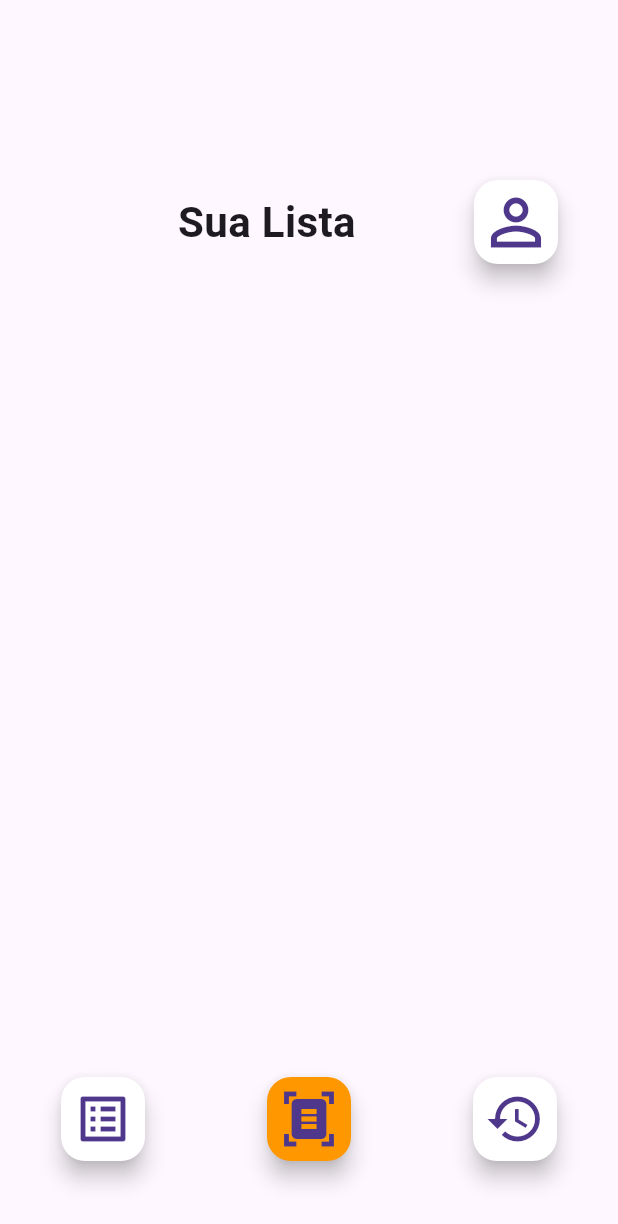
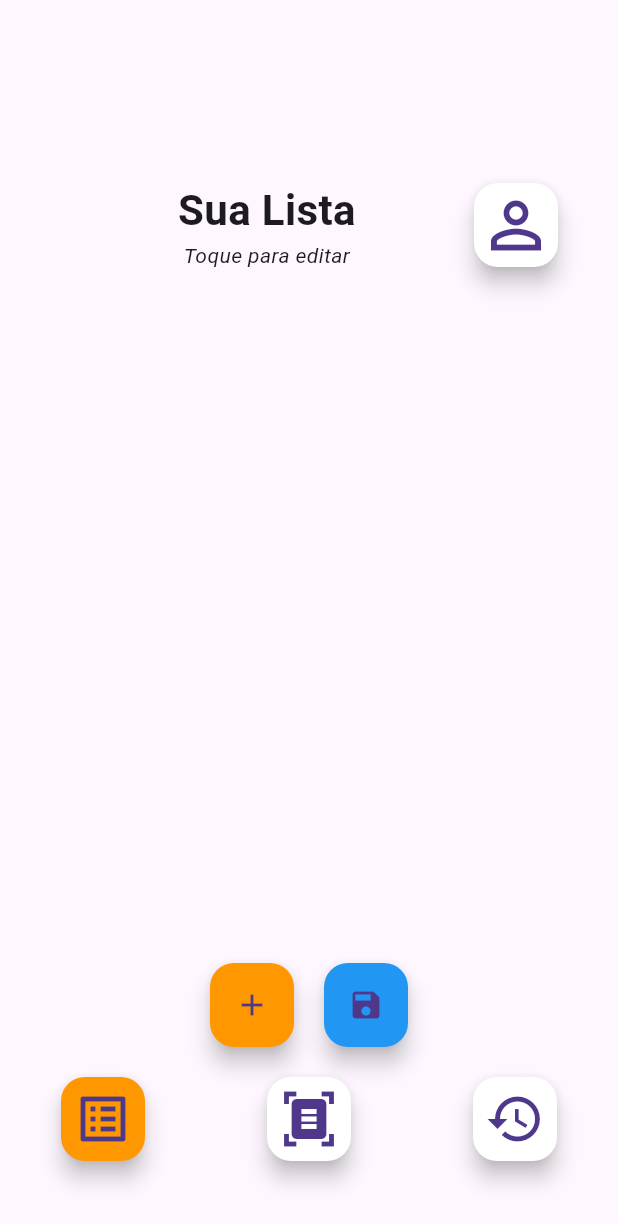
Before and after one commit to RenatoWlk/ProjetoIntegradorVI, a Flutter app: the ListScreen screen opened by its route, on a phone screen of 412 x 824 dp. Shown: the top 1224 px of the screen. Run offline on Flutter 3.47's test engine with Material 3 defaults, Android fonts, the phone set to English and light mode, and no system bars; our stand-ins replace camera; missing offline and left inert: flutter_bcrypt, google_mlkit_text_recognition, mongo_dart; Roboto replaces fonts that are missing (Space Grotesk).

Commit message:
Tela de Lista: Edição e Criação de Itens, Pequenas Melhorias no Geral

```diff
--- a/lib/models/invoice_item.dart
+++ b/lib/models/invoice_item.dart
@@ -1,7 +1,7 @@
 class InvoiceItem {
-  final String itemName;
-  final double itemPrice;
-  final int itemQuantity;
+  String itemName;
+  double itemPrice;
+  int itemQuantity;
 
   InvoiceItem(
       {required this.itemName,
--- a/lib/providers/invoice_provider.dart
+++ /dev/null
@@ -1,18 +0,0 @@
-import 'package:flutter/material.dart';
-import 'package:projeto_integrador_6/models/invoice_item.dart';
-
-class InvoiceProvider with ChangeNotifier {
-  final List<InvoiceItem> _invoiceItems = [];
-
-  List<InvoiceItem> get invoiceItems => _invoiceItems;
-
-  void addInvoiceItems(List<InvoiceItem> items) {
-    _invoiceItems.addAll(items);
-    notifyListeners();
-  }
-
-  void clearItems() {
-    _invoiceItems.clear();
-    notifyListeners();
-  }
-}
--- a/lib/screens/history_screen.dart
+++ b/lib/screens/history_screen.dart
@@ -118,6 +118,7 @@ class HistoryScreen extends StatelessWidget {
         Navigator.of(context).pushReplacementNamed('/home');
       },
       onHistoryPressed: () {},
+      historyButtonColor: Colors.orange,
     );
   }
 
--- a/lib/screens/list_screen.dart
+++ b/lib/screens/list_screen.dart
@@ -1,9 +1,9 @@
 import 'package:flutter/material.dart';
-
 import 'package:projeto_integrador_6/widgets/custom_drawer_button.dart';
 import 'package:projeto_integrador_6/widgets/custom_drawer.dart';
 import 'package:projeto_integrador_6/widgets/custom_action_buttons.dart';
-import 'package:projeto_integrador_6/providers/invoice_provider.dart';
+import 'package:projeto_integrador_6/providers/invoice_items_provider.dart';
+import 'package:projeto_integrador_6/utils/form_dialogs.dart';
 import 'package:provider/provider.dart';
 
 class ListScreen extends StatelessWidget {
@@ -11,7 +11,8 @@ class ListScreen extends StatelessWidget {
 
   @override
   Widget build(BuildContext context) {
-    final invoiceProvider = Provider.of<InvoiceProvider>(context);
+    final invoiceItemsProvider = Provider.of<InvoiceItemsProvider>(context);
+    final formDialogs = FormDialogs();
 
     return Scaffold(
       endDrawer: _buildDrawer(context),
@@ -26,14 +27,20 @@ class ListScreen extends StatelessWidget {
                   const SizedBox(height: 100),
                   _buildHeader(),
                   const SizedBox(height: 30),
-                  _buildProductList(context, invoiceProvider),
+                  _buildProductList(context, invoiceItemsProvider, formDialogs),
                 ],
               ),
             ),
           ),
           Padding(
             padding: const EdgeInsets.only(bottom: 50.0),
-            child: _buildActionButtons(context),
+            child: Column(
+              children: [
+                _buildListActionButtons(context, formDialogs),
+                const SizedBox(height: 20),
+                _buildActionButtons(context),
+              ],
+            ),
           ),
         ],
       ),
@@ -46,7 +53,9 @@ class ListScreen extends StatelessWidget {
       children: <Widget>[
         SizedBox(width: 20),
         Expanded(
-          child: Text(
+          child: Column(
+            children: [
+              Text(
                 'Sua Lista',
                 textAlign: TextAlign.center,
                 style: TextStyle(
@@ -55,6 +64,16 @@ class ListScreen extends StatelessWidget {
                   fontWeight: FontWeight.w700,
                 ),
               ),
+              Text(
+                'Toque para editar',
+                textAlign: TextAlign.center,
+                style: TextStyle(
+                    fontFamily: "Space Grotesk",
+                    fontSize: 14,
+                    fontStyle: FontStyle.italic),
+              )
+            ],
+          ),
         ),
         CustomDrawerButton(),
         SizedBox(width: 20),
@@ -62,9 +81,9 @@ class ListScreen extends StatelessWidget {
     );
   }
 
-  Widget _buildProductList(
-      BuildContext context, InvoiceProvider invoiceProvider) {
-    final products = invoiceProvider.invoiceItems;
+  Widget _buildProductList(BuildContext context,
+      InvoiceItemsProvider invoiceItemsProvider, FormDialogs formDialogs) {
+    final products = invoiceItemsProvider.invoiceItems;
 
     return ListView.builder(
       shrinkWrap: true,
@@ -73,14 +92,25 @@ class ListScreen extends StatelessWidget {
       itemBuilder: (context, index) {
         final product = products[index];
         return _buildProductItem(
+            context,
             product.itemName,
             product.itemQuantity.toString(),
-            product.itemPrice.toStringAsFixed(2));
+            product.itemPrice.toStringAsFixed(2),
+            index,
+            invoiceItemsProvider,
+            formDialogs);
       },
     );
   }
 
-  Widget _buildProductItem(String name, String quantity, String price) {
+  Widget _buildProductItem(
+      BuildContext context,
+      String name,
+      String quantity,
+      String price,
+      int index,
+      InvoiceItemsProvider invoiceItemsProvider,
+      FormDialogs formDialogs) {
     return Padding(
       padding: const EdgeInsets.symmetric(vertical: 5.0),
       child: Container(
@@ -92,7 +122,15 @@ class ListScreen extends StatelessWidget {
         child: Row(
           mainAxisAlignment: MainAxisAlignment.spaceBetween,
           children: [
+            // Edit name
             Expanded(
+              child: InkWell(
+                onTap: () {
+                  formDialogs.editItemField(context, 'Editar Nome', name,
+                      (newValue) {
+                    invoiceItemsProvider.updateInvoiceItemName(index, newValue);
+                  });
+                },
                 child: Text(
                   name,
                   style: const TextStyle(
@@ -101,26 +139,48 @@ class ListScreen extends StatelessWidget {
                   ),
                 ),
               ),
+            ),
             Row(
               children: [
-                Text(
+                // Edit quantity
+                InkWell(
+                  onTap: () {
+                    formDialogs.editItemField(
+                        context, 'Editar Quantidade', quantity, (newValue) {
+                      invoiceItemsProvider.updateInvoiceItemQuantity(
+                          index, int.parse(newValue));
+                    });
+                  },
+                  child: Text(
                     quantity.isNotEmpty ? quantity : '',
                     style: const TextStyle(
                       fontSize: 18,
                     ),
                   ),
+                ),
                 const SizedBox(width: 10),
-                Text(
+                // Edit price
+                InkWell(
+                  onTap: () {
+                    formDialogs.editItemField(context, 'Editar Preço', price,
+                        (newValue) {
+                      invoiceItemsProvider.updateInvoiceItemPrice(
+                          index, double.parse(newValue));
+                    });
+                  },
+                  child: Text(
                     price.isNotEmpty ? price : '',
                     style: const TextStyle(
                       fontSize: 18,
                     ),
                   ),
+                ),
                 const SizedBox(width: 10),
+                // Remove item button
                 IconButton(
                   icon: const Icon(Icons.cancel_outlined),
                   onPressed: () {
-                    // TODO: Remover item da lista
+                    invoiceItemsProvider.removeInvoiceItem(index);
                   },
                 ),
               ],
@@ -140,6 +200,7 @@ class ListScreen extends StatelessWidget {
       onHistoryPressed: () {
         Navigator.of(context).pushReplacementNamed('/history');
       },
+      listButtonColor: Colors.orange,
     );
   }
 
@@ -164,4 +225,42 @@ class ListScreen extends StatelessWidget {
       },
     );
   }
+
+  Widget _buildListActionButtons(
+      BuildContext context, FormDialogs formDialogs) {
+    return Row(
+      mainAxisAlignment: MainAxisAlignment.center,
+      children: [
+        _buildAddItemButton(context, formDialogs),
+        const SizedBox(width: 20),
+        _buildSaveListButton(context),
+      ],
+    );
   }
+
+  Widget _buildAddItemButton(BuildContext context, FormDialogs formDialogs) {
+    return FloatingActionButton(
+      onPressed: () => formDialogs.showAddItemDialog(context),
+      backgroundColor: Colors.orange,
+      child: const Icon(Icons.add),
+    );
+  }
+
+  Widget _buildSaveListButton(BuildContext context) {
+    return FloatingActionButton(
+      onPressed: () {
+        // TODO: salvar lista
+        // - criar um objeto invoice com os invoiceitems;
+        // - criar invoice_provider;
+        // - criar novo invoice e notificar os listeners (tela histórico);
+        // - redirecionar para histórico;
+        // - vai corinthians;
+        ScaffoldMessenger.of(context).showSnackBar(
+          const SnackBar(content: Text('Lista salva com sucesso!')),
+        );
+      },
+      backgroundColor: Colors.blue,
+      child: const Icon(Icons.save),
+    );
+  }
+}
--- a/lib/widgets/custom_action_buttons.dart
+++ b/lib/widgets/custom_action_buttons.dart
@@ -4,12 +4,18 @@ class ActionButtons extends StatelessWidget {
   final VoidCallback onListPressed;
   final VoidCallback onScanPressed;
   final VoidCallback onHistoryPressed;
+  final Color listButtonColor;
+  final Color scanButtonColor;
+  final Color historyButtonColor;
 
   const ActionButtons({
     Key? key,
     required this.onListPressed,
     required this.onScanPressed,
     required this.onHistoryPressed,
+    this.listButtonColor = Colors.white,
+    this.scanButtonColor = Colors.white,
+    this.historyButtonColor = Colors.white,
   }) : super(key: key);
 
   @override
@@ -19,19 +25,19 @@ class ActionButtons extends StatelessWidget {
       children: <Widget>[
         FloatingActionButton(
           onPressed: onListPressed,
-          backgroundColor: Colors.white,
+          backgroundColor: listButtonColor,
           heroTag: 'list_fab',
           child: const Icon(Icons.list_alt, size: 40),
         ),
         FloatingActionButton(
           onPressed: onScanPressed,
-          backgroundColor: Colors.orange,
+          backgroundColor: scanButtonColor,
           heroTag: 'scan_fab',
           child: const Icon(Icons.document_scanner, size: 40),
         ),
         FloatingActionButton(
           onPressed: onHistoryPressed,
-          backgroundColor: Colors.white,
+          backgroundColor: historyButtonColor,
           heroTag: 'history_fab',
           child: const Icon(Icons.history, size: 40),
         ),
```
Also changed, not shown: lib/main.dart (+4 -3 lines), lib/providers/invoice_items_provider.dart (added, +53 -0 lines), lib/screens/home_screen.dart (+10 -23 lines), lib/utils/form_dialogs.dart (added, +120 -0 lines), lib/utils/invoice_util.dart (+9 -13 lines). Lines whose indentation alone changed are shown as unchanged.
